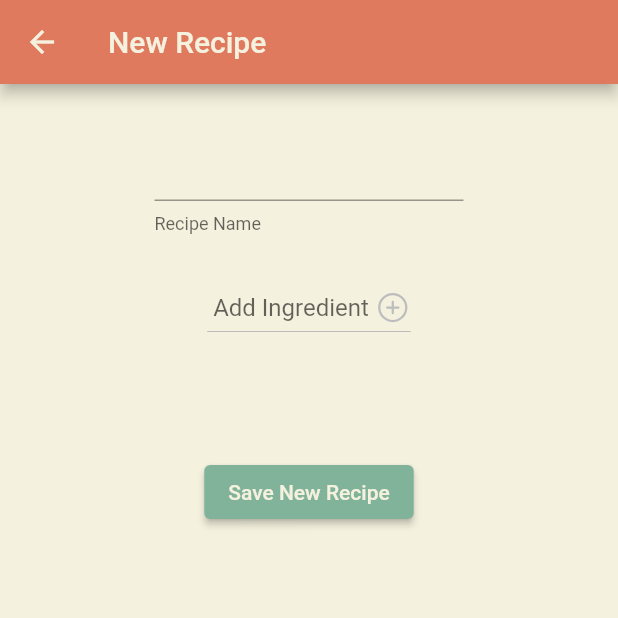
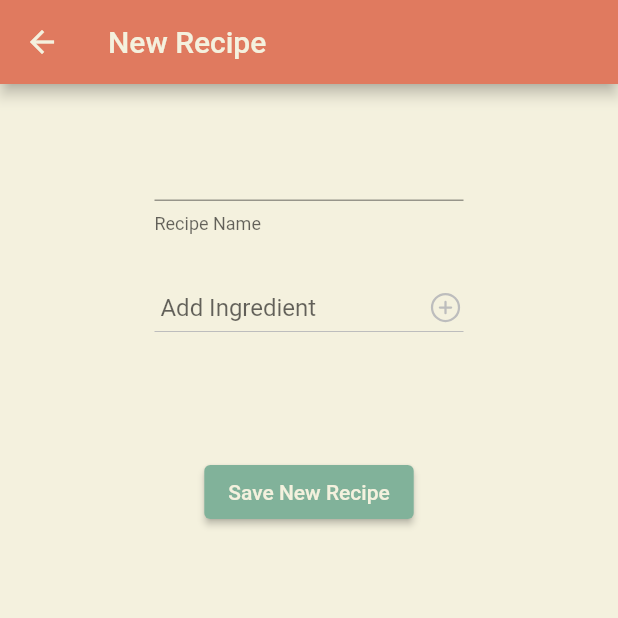
Before and after one commit to JFujitaD/Menu-Manager, a Flutter app: the RecipeBuilderPage screen opened directly, on a phone screen of 412 x 824 dp, the top half of it. Run offline on Flutter 3.47's test engine with Material 2 defaults, Android fonts, the light colour scheme and no system bars; our stand-ins replace file_picker, hive, hive_flutter, ionicons, numberpicker; accounts and stored records are empty.

Commit message:
Updated styling for dropdownbox and numberselector

```diff
--- a/lib/pages/recipe_builder_page.dart
+++ b/lib/pages/recipe_builder_page.dart
@@ -58,7 +58,7 @@ class _RecipeBuilderPageState extends State<RecipeBuilderPage> {
                 },
               ),
               const SizedBox(height: Constants.sizedBoxHeight,),
-              buildIngredientsDropdown(),
+              buildIngredientsDropdown(textTheme),
               const SizedBox(height: Constants.sizedBoxHeight,),
               ...buildIngredientsList(textTheme),
               const SizedBox(height: Constants.sizedBoxHeight * 2,),
@@ -77,7 +77,7 @@ class _RecipeBuilderPageState extends State<RecipeBuilderPage> {
     );
   }
 
-  DropdownButton buildIngredientsDropdown() {
+  DropdownButton buildIngredientsDropdown(TextTheme textTheme) {
     List<Ingredient> ingredients = [];
     List<IngredientPrices> ingredientPrices = ingredientPricesBox.values.toList();
 
@@ -91,6 +91,8 @@ class _RecipeBuilderPageState extends State<RecipeBuilderPage> {
     });
 
     return DropdownButton(
+      dropdownColor: Constants.teal,
+      isExpanded: true,
       icon: Constants.recipeDropdownIcon,
       hint: const Text(Constants.recipeDropdownHintText),
       onChanged: (value) {
@@ -106,7 +108,12 @@ class _RecipeBuilderPageState extends State<RecipeBuilderPage> {
       },
       items: ingredients.map((ingredient) => DropdownMenuItem(
         value: ingredient,
-        child: Text(ingredient.name),
+        child: Text(
+          ingredient.name,
+          style: textTheme.bodyLarge!.copyWith(
+            color: Constants.creamyWhite,
+          ),
+        ),
       )).toList(),
     );
   }
@@ -140,6 +147,10 @@ class _RecipeBuilderPageState extends State<RecipeBuilderPage> {
                               minValue: 0,
                               maxValue: 99,
                               value: majorValue,
+                              selectedTextStyle: const TextStyle(
+                                color: Constants.teal,
+                                fontSize: Constants.numberSelectorSelectedFontSize,
+                              ),
                               onChanged: (value) {
                                 setState(() => majorValue = value);
                               },
@@ -148,6 +159,10 @@ class _RecipeBuilderPageState extends State<RecipeBuilderPage> {
                               minValue: 0,
                               maxValue: 9,
                               value: minorValue,
+                              selectedTextStyle: const TextStyle(
+                                color: Constants.teal,
+                                fontSize: Constants.numberSelectorSelectedFontSize,
+                              ),
                               onChanged: (value) {
                                 setState(() => minorValue = value);
                               },
--- a/lib/utils/app_theme.dart
+++ b/lib/utils/app_theme.dart
@@ -25,4 +25,5 @@ final primaryTheme = ThemeData(
       foregroundColor: Constants.creamyWhite,
     ),
   ),
+  dialogBackgroundColor: Constants.creamyWhite,
 );
--- a/lib/utils/constants.dart
+++ b/lib/utils/constants.dart
@@ -45,3 +45,4 @@ const recipeDeleteIcon = Icon(Ionicons.remove_circle_outline);
 const recipeAmountLabel = 'Amount';
 const recipeDialogSaveButtonLabel = 'Save';
 const recipeDialogCancelButtonLabel = 'Cancel';
+const numberSelectorSelectedFontSize = 25.0;
```
Also changed, not shown: lib/pages/recipes_page.dart (+7 -1 lines).
